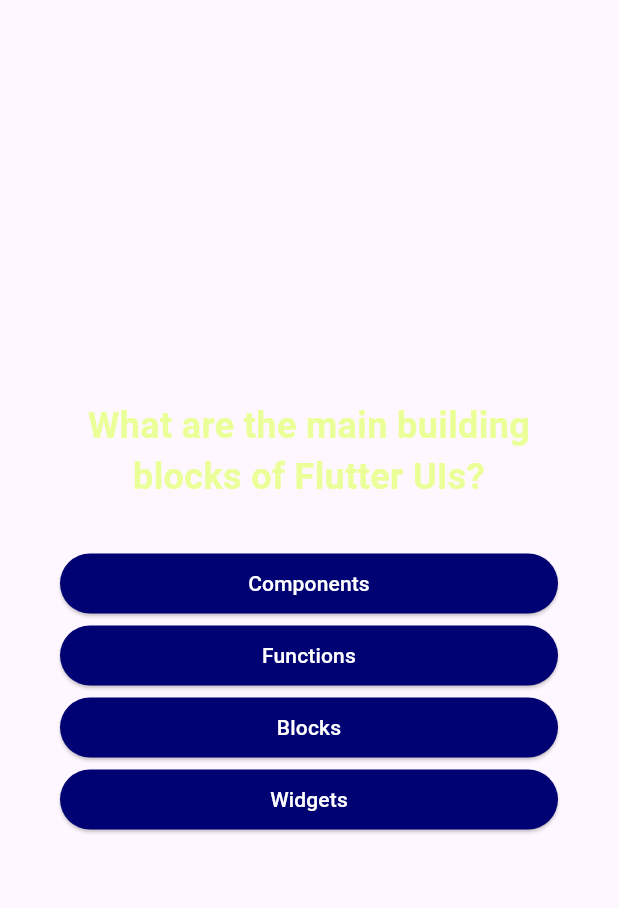
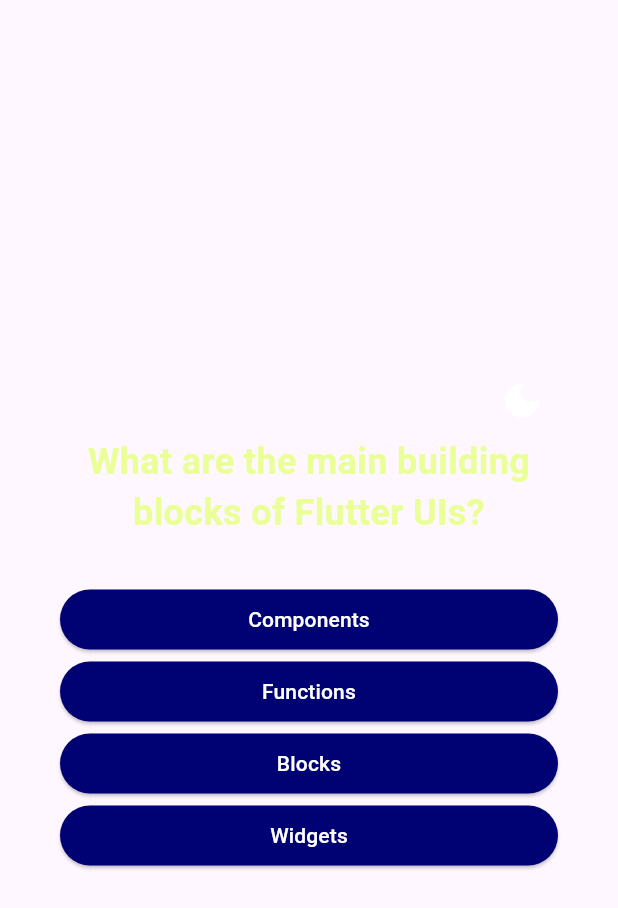
Before and after one commit to Mrhaneul/CSC322-Quiz_App_Upgrade, a Flutter app: the QuestionsScreen widget shown alone on an empty page, opened directly with empty values, on a phone screen of 412 x 824 dp. Shown: the top 908 px of the screen. Run offline on Flutter 3.47's test engine with Material 3 defaults, Android fonts, the phone set to English and light mode, and no system bars; our stand-ins replace google_fonts; statements that could not run were skipped.

Commit message:
dark mode button WIP

```diff
--- a/lib/question_screen.dart
+++ b/lib/question_screen.dart
@@ -8,10 +8,12 @@ import 'package:quiz_app/questions_theme/question_theme.dart';
 class QuestionsScreen extends StatefulWidget {
   const QuestionsScreen({
     super.key,
+    required this.isDarkMode,
     required this.onSelectAnswer,
   });
 
   final void Function(String answer) onSelectAnswer;
+  final bool isDarkMode;
 
   @override
   State<QuestionsScreen> createState() {
@@ -39,11 +41,26 @@ class _QuestionsScreenState extends State<QuestionsScreen> {
     return SizedBox(
       width: double.infinity, // be wide as possible
       child: Container(
+
         margin: const EdgeInsets.all(40),
         child: Column(
           mainAxisAlignment: MainAxisAlignment.center,
           crossAxisAlignment: CrossAxisAlignment.stretch,
           children: [
+            Align(
+              alignment: Alignment.topRight,
+              child: IconButton(
+                onPressed: () {
+                  // Add functionality to toggle dark mode
+                },
+                icon: Icon(
+                  widget.isDarkMode ? Icons.light_mode : Icons.dark_mode,
+                  color: Colors.white,
+                  size: 30,
+                ),
+                tooltip: widget.isDarkMode ? 'Switch to Light Mode' : 'Switch to Dark Mode',
+              ),
+            ),
             QuestionText(text: currentQuestion.text),
             const SizedBox(height: 30),
             ...currentQuestion.getShuffledAnswers().map((answer) {
--- a/lib/results_screen.dart
+++ b/lib/results_screen.dart
@@ -8,10 +8,12 @@ class ResultsScreen extends StatelessWidget {
     super.key,
     required this.chosenAnswers,
     required this.onRestart,
+    required this.isDarkMode,
   });
 
   final void Function() onRestart;
   final List<String> chosenAnswers;
+  final bool isDarkMode;
 
   // Map ==> key pair values
   // Returns list of maps
```
Also changed, not shown: lib/quiz.dart (+22 -7 lines), lib/start_screen.dart (+7 -1 lines).
